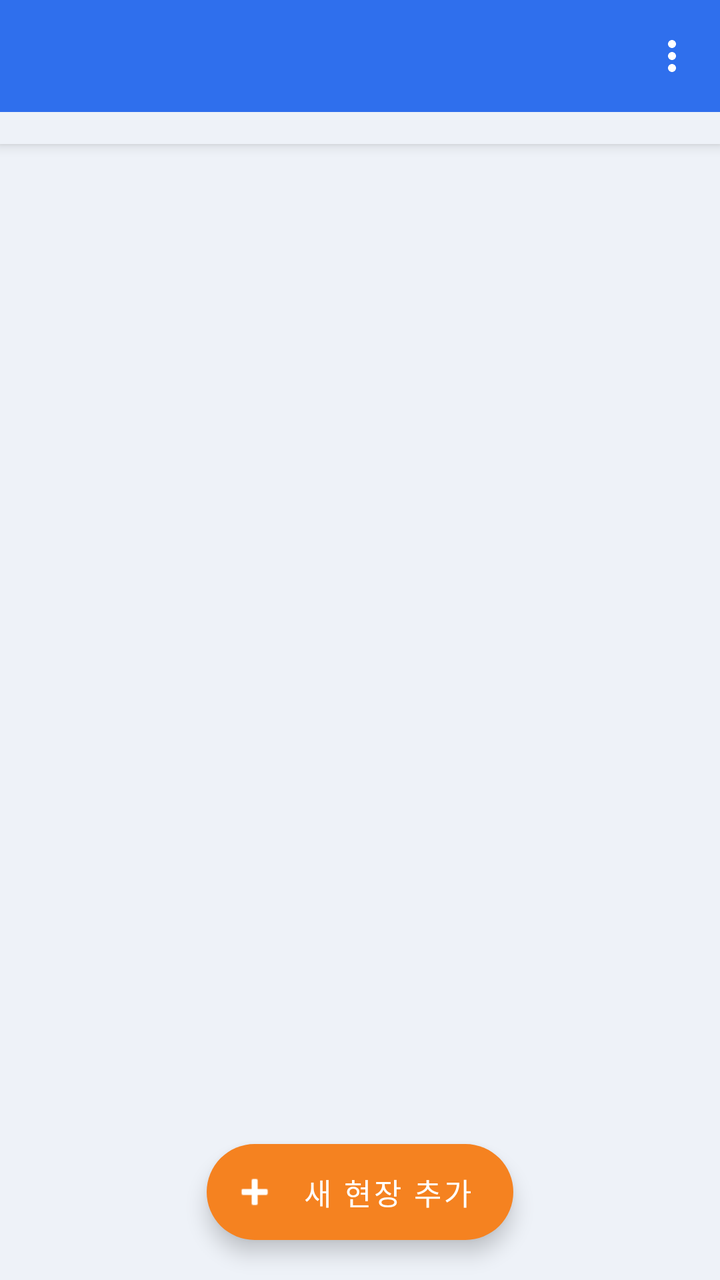
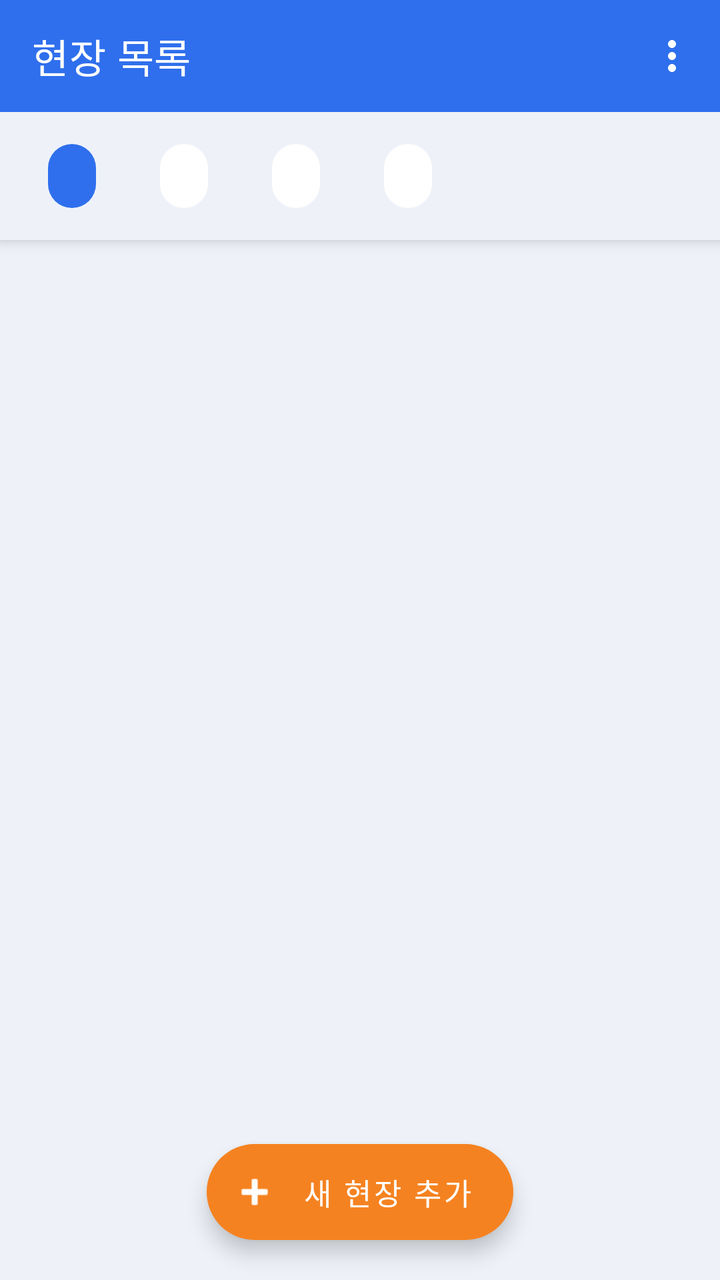

Compare the two renders of this Android layout. The source of the first and the diff that turns it into the second are given below.
<!-- AndroidManifest.xml: activity theme Theme.Jijang -->
<!-- res/layout/activity_main.xml -->
<?xml version="1.0" encoding="utf-8"?>
<androidx.coordinatorlayout.widget.CoordinatorLayout
    xmlns:android="http://schemas.android.com/apk/res/android"
    xmlns:app="http://schemas.android.com/apk/res-auto"
    android:layout_width="match_parent"
    android:layout_height="match_parent"
    android:background="@color/background">

    <com.google.android.material.appbar.AppBarLayout
        android:layout_width="match_parent"
        android:layout_height="wrap_content">

        <androidx.appcompat.widget.Toolbar
            android:id="@+id/toolbar"
            android:layout_width="match_parent"
            android:layout_height="?attr/actionBarSize"
            android:background="@color/primary"
            android:title="@string/main_title"
            android:titleTextColor="@color/on_primary">

            <ImageButton
                android:id="@+id/buttonMenu"
                android:layout_width="wrap_content"
                android:layout_height="wrap_content"
                android:layout_gravity="end|center_vertical"
                android:background="?attr/selectableItemBackgroundBorderless"
                android:contentDescription="메뉴"
                android:padding="12dp"
                android:src="@drawable/ic_overflow_menu" />
        </androidx.appcompat.widget.Toolbar>

        
        <HorizontalScrollView
            android:layout_width="match_parent"
            android:layout_height="wrap_content"
            android:background="@color/background"
            android:scrollbars="none">

            <com.google.android.material.chip.ChipGroup
                android:id="@+id/chipGroupFilter"
                android:layout_width="wrap_content"
                android:layout_height="wrap_content"
                android:paddingHorizontal="12dp"
                android:paddingVertical="8dp"
                app:selectionRequired="true"
                app:singleLine="true"
                app:singleSelection="true">

                <com.google.android.material.chip.Chip
                    android:id="@+id/chipAll"
                    style="@style/Widget.Jijang.FilterChip"
                    android:checked="true" />

                <com.google.android.material.chip.Chip
                    android:id="@+id/chipDraft"
                    style="@style/Widget.Jijang.FilterChip" />

                <com.google.android.material.chip.Chip
                    android:id="@+id/chipSubmitted"
                    style="@style/Widget.Jijang.FilterChip" />

                <com.google.android.material.chip.Chip
                    android:id="@+id/chipExported"
                    style="@style/Widget.Jijang.FilterChip" />
            </com.google.android.material.chip.ChipGroup>
        </HorizontalScrollView>
    </com.google.android.material.appbar.AppBarLayout>

    <androidx.recyclerview.widget.RecyclerView
        android:id="@+id/recyclerCases"
        android:layout_width="match_parent"
        android:layout_height="match_parent"
        android:clipToPadding="false"
        android:paddingBottom="88dp"
        app:layout_behavior="@string/appbar_scrolling_view_behavior" />

    <LinearLayout
        android:id="@+id/emptyState"
        android:layout_width="wrap_content"
        android:layout_height="wrap_content"
        android:layout_gravity="center"
        android:gravity="center"
        android:orientation="vertical"
        android:visibility="gone">

        <ImageView
            android:layout_width="72dp"
            android:layout_height="72dp"
            android:contentDescription="@null"
            android:src="@drawable/ic_empty_folder" />

        <TextView
            android:id="@+id/textEmpty"
            android:layout_width="wrap_content"
            android:layout_height="wrap_content"
            android:layout_marginTop="16dp"
            android:gravity="center"
            android:lineSpacingExtra="4dp"
            android:text="@string/empty_case_list"
            android:textColor="@color/text_secondary"
            android:textSize="13.5sp" />
    </LinearLayout>

    <com.google.android.material.floatingactionbutton.ExtendedFloatingActionButton
        android:id="@+id/fabAddCase"
        android:layout_width="wrap_content"
        android:layout_height="wrap_content"
        android:layout_gravity="bottom|center_horizontal"
        android:layout_margin="20dp"
        android:contentDescription="@string/add_case"
        android:text="@string/add_case"
        android:textColor="@color/on_accent"
        android:textSize="15sp"
        app:backgroundTint="@color/accent"
        app:icon="@android:drawable/ic_input_add"
        app:iconTint="@color/on_accent" />

</androidx.coordinatorlayout.widget.CoordinatorLayout>
<!-- resources referenced by this layout -->
<resources>
  <color name="accent">#F58220</color>
  <color name="background">#EEF2F8</color>
  <color name="on_accent">#FFFFFF</color>
  <color name="on_primary">#FFFFFF</color>
  <color name="primary">#2F6FED</color>
  <color name="text_secondary">#6B7790</color>
  <!-- drawable ic_empty_folder (drawable) -->
  <vector xmlns:android="http://schemas.android.com/apk/res/android"
      android:width="72dp"
      android:height="72dp"
      android:viewportWidth="24"
      android:viewportHeight="24">
      <path
          android:pathData="M3.5,8 V18 A1.4,1.4 0 0,0 4.9,19.4 H19.1 A1.4,1.4 0 0,0 20.5,18 V9.4 A1.4,1.4 0 0,0 19.1,8 H12.2 L10.4,5.6 H4.9 A1.4,1.4 0 0,0 3.5,7 Z"
          android:strokeColor="@color/icon_muted"
          android:strokeWidth="1.5"
          android:strokeLineJoin="round"
          android:fillColor="#00000000" />
      <path
          android:pathData="M8.3,13.3 L11,16 L16,10.5"
          android:strokeColor="@color/icon_muted"
          android:strokeWidth="1.5"
          android:strokeLineCap="round"
          android:strokeLineJoin="round"
          android:fillColor="#00000000" />
  </vector>
  <!-- drawable ic_overflow_menu (drawable) -->
  <vector xmlns:android="http://schemas.android.com/apk/res/android"
      android:width="24dp"
      android:height="24dp"
      android:viewportWidth="24"
      android:viewportHeight="24"
      android:tint="#FFFFFF">
      <path
          android:fillColor="#FF000000"
          android:pathData="M12,8c1.1,0 2,-0.9 2,-2s-0.9,-2 -2,-2 -2,0.9 -2,2 0.9,2 2,2zM12,10c-1.1,0 -2,0.9 -2,2s0.9,2 2,2 2,-0.9 2,-2 -0.9,-2 -2,-2zM12,16c-1.1,0 -2,0.9 -2,2s0.9,2 2,2 2,-0.9 2,-2 -0.9,-2 -2,-2z" />
  </vector>
  <string name="add_case">새 현장 추가</string>
  <string name="empty_case_list">등록된 현장이 없습니다.\n우측 하단 버튼으로 새 현장을 추가하세요.</string>
  <string name="main_title">현장 목록</string>
  <style name="Widget.Jijang.FilterChip" parent="Widget.MaterialComponents.Chip.Choice">
          <item name="chipBackgroundColor">@color/chip_filter_bg</item>
          <item name="android:textColor">@color/chip_filter_text</item>
          <item name="chipStrokeWidth">0dp</item>
          <item name="checkedIconVisible">false</item>
          <item name="android:textSize">12.5sp</item>
      </style>
  <color name="icon_muted">#B5BFD3</color>
  <color name="primary_dark">#1E54C4</color>
  <style name="ShapeAppearance.Jijang.SmallComponent" parent="ShapeAppearance.MaterialComponents.SmallComponent">
          <item name="cornerSize">@dimen/button_radius</item>
      </style>
  <style name="Widget.Jijang.Button" parent="Widget.MaterialComponents.Button">
          <item name="backgroundTint">@color/accent</item>
          <item name="android:textColor">@color/on_accent</item>
          <item name="android:textAllCaps">false</item>
          <item name="android:textSize">15sp</item>
          <item name="android:minHeight">@dimen/button_height</item>
          <item name="cornerRadius">@dimen/button_radius</item>
          <item name="android:letterSpacing">0</item>
      </style>
  <style name="Widget.Jijang.Button.Outlined" parent="Widget.MaterialComponents.Button.OutlinedButton">
          <item name="android:textColor">@color/primary</item>
          <item name="strokeColor">@color/primary</item>
          <item name="android:textAllCaps">false</item>
          <item name="android:textSize">15sp</item>
          <item name="android:minHeight">@dimen/button_height</item>
          <item name="cornerRadius">@dimen/button_radius</item>
          <item name="android:letterSpacing">0</item>
      </style>
  <style name="Widget.Jijang.Button.Text" parent="Widget.MaterialComponents.Button.TextButton">
          <item name="android:textColor">@color/accent_dark</item>
          <item name="android:textAllCaps">false</item>
          <item name="android:letterSpacing">0</item>
      </style>
  <dimen name="button_radius">14dp</dimen>
  <dimen name="button_height">50dp</dimen>
  <color name="accent_dark">#C96510</color>
  <!-- unchanged entries left out for length: 1 -->
</resources>

<!-- the commit's change to res/layout/activity_main.xml (unified diff, before → after) -->
@@ -15,8 +15,8 @@
             android:layout_width="match_parent"
             android:layout_height="?attr/actionBarSize"
             android:background="@color/primary"
-            android:title="@string/main_title"
-            android:titleTextColor="@color/on_primary">
+            app:title="@string/main_title"
+            app:titleTextColor="@color/on_primary">
 
             <ImageButton
                 android:id="@+id/buttonMenu"
@@ -49,19 +49,27 @@
                 <com.google.android.material.chip.Chip
                     android:id="@+id/chipAll"
                     style="@style/Widget.Jijang.FilterChip"
+                    android:layout_width="wrap_content"
+                    android:layout_height="wrap_content"
                     android:checked="true" />
 
                 <com.google.android.material.chip.Chip
                     android:id="@+id/chipDraft"
-                    style="@style/Widget.Jijang.FilterChip" />
+                    style="@style/Widget.Jijang.FilterChip"
+                    android:layout_width="wrap_content"
+                    android:layout_height="wrap_content" />
 
                 <com.google.android.material.chip.Chip
                     android:id="@+id/chipSubmitted"
-                    style="@style/Widget.Jijang.FilterChip" />
+                    style="@style/Widget.Jijang.FilterChip"
+                    android:layout_width="wrap_content"
+                    android:layout_height="wrap_content" />
 
                 <com.google.android.material.chip.Chip
                     android:id="@+id/chipExported"
-                    style="@style/Widget.Jijang.FilterChip" />
+                    style="@style/Widget.Jijang.FilterChip"
+                    android:layout_width="wrap_content"
+                    android:layout_height="wrap_content" />
             </com.google.android.material.chip.ChipGroup>
         </HorizontalScrollView>
     </com.google.android.material.appbar.AppBarLayout>
<!-- resource entries referenced after the edit -->
@@ -38,7 +38,7 @@
           android:pathData="M12,8c1.1,0 2,-0.9 2,-2s-0.9,-2 -2,-2 -2,0.9 -2,2 0.9,2 2,2zM12,10c-1.1,0 -2,0.9 -2,2s0.9,2 2,2 2,-0.9 2,-2 -0.9,-2 -2,-2zM12,16c-1.1,0 -2,0.9 -2,2s0.9,2 2,2 2,-0.9 2,-2 -0.9,-2 -2,-2z" />
   </vector>
   <string name="add_case">새 현장 추가</string>
-  <string name="empty_case_list">등록된 현장이 없습니다.\n우측 하단 버튼으로 새 현장을 추가하세요.</string>
+  <string name="empty_case_list">등록된 현장이 없습니다.\n하단 버튼으로 새 현장을 추가하세요.</string>
   <string name="main_title">현장 목록</string>
   <style name="Widget.Jijang.FilterChip" parent="Widget.MaterialComponents.Chip.Choice">
           <item name="chipBackgroundColor">@color/chip_filter_bg</item>
